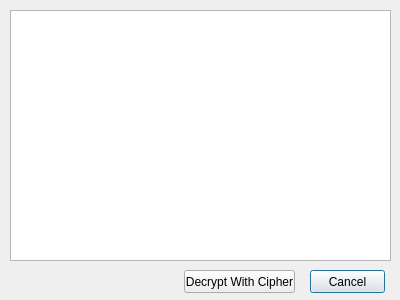
The window that Code Breaking/CodeBreakerGUI/guesscipher.ui (jamesh1999/Misc-Programming) describes before a commit, drawn with Qt 5.
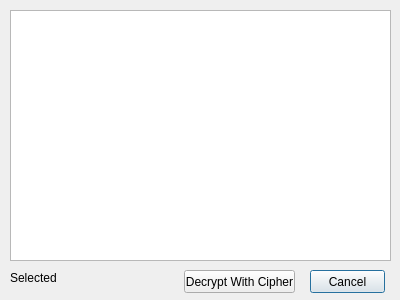
The same window after the commit.

What changed in the file:
```diff
--- a/Code Breaking/CodeBreakerGUI/guesscipher.ui
+++ b/Code Breaking/CodeBreakerGUI/guesscipher.ui
@@ -49,6 +49,32 @@
     </rect>
    </property>
   </widget>
+  <widget class="QLabel" name="label">
+   <property name="geometry">
+    <rect>
+     <x>10</x>
+     <y>270</y>
+     <width>47</width>
+     <height>16</height>
+    </rect>
+   </property>
+   <property name="text">
+    <string>Selected:</string>
+   </property>
+  </widget>
+  <widget class="QLabel" name="selection">
+   <property name="geometry">
+    <rect>
+     <x>60</x>
+     <y>270</y>
+     <width>121</width>
+     <height>16</height>
+    </rect>
+   </property>
+   <property name="text">
+    <string/>
+   </property>
+  </widget>
  </widget>
  <resources/>
  <connections/>
```
